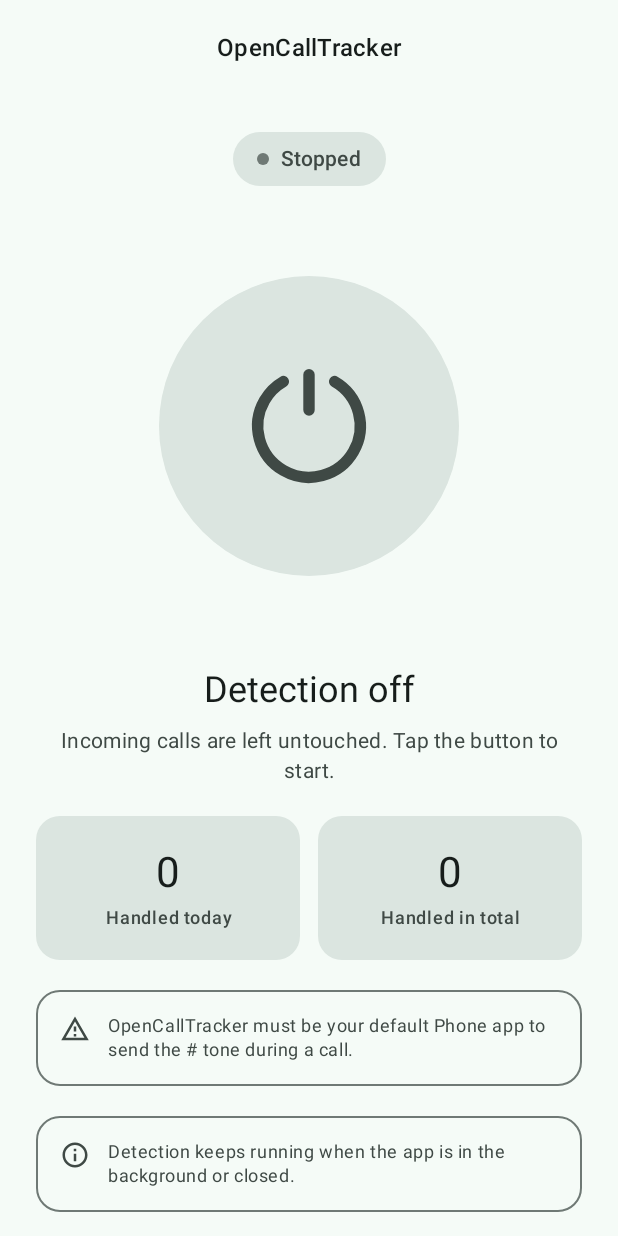
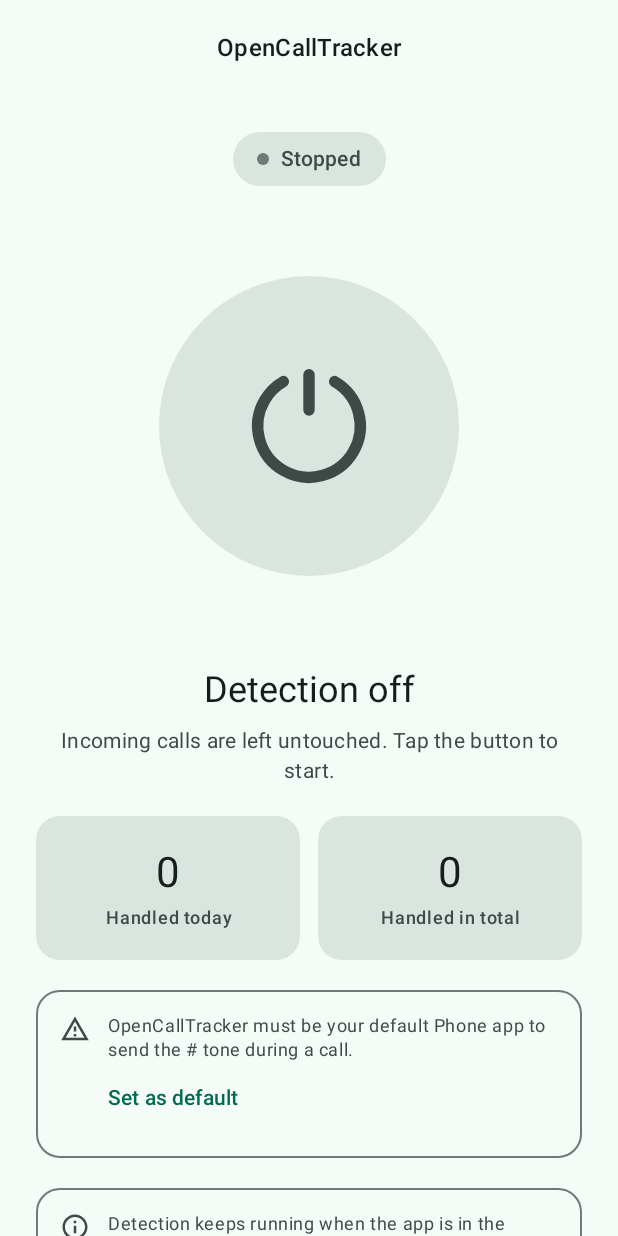
Before and after one commit to Cyber-Avenir/OpenCallTracker-Android, an Android app built with Jetpack Compose: the screen it shows after launch (MainActivity), on a phone screen of 412 x 824 dp. Run offline under Robolectric (Android 15) with nearby library versions, the phone set to English and light mode, and no system bars; our stand-ins replace Room's generated code.

Commit message:
chore: add default dialer role request

```diff
--- /dev/null
+++ b/app/src/main/java/com/example/opencalltracker/data/role/RoleManagerDialerRoleRepository.kt
@@ -0,0 +1,9 @@
+package com.example.opencalltracker.data.role
+
+import android.app.role.RoleManager
+import android.content.Context
+import com.example.opencalltracker.domain.repository.DialerRoleRepository
+
+class RoleManagerDialerRoleRepository(private val context: Context) : DialerRoleRepository {
+    override fun isDefaultDialer(): Boolean = context.getSystemService(RoleManager::class.java).isRoleHeld(RoleManager.ROLE_DIALER)
+}
--- a/app/src/main/java/com/example/opencalltracker/di/AppContainer.kt
+++ b/app/src/main/java/com/example/opencalltracker/di/AppContainer.kt
@@ -4,9 +4,11 @@ import android.content.Context
 import androidx.room.Room
 import com.example.opencalltracker.data.OpenCallTrackerDatabase
 import com.example.opencalltracker.data.history.RoomCallHistoryRepository
+import com.example.opencalltracker.data.role.RoleManagerDialerRoleRepository
 import com.example.opencalltracker.data.settings.DataStoreDetectionSettingsRepository
 import com.example.opencalltracker.domain.repository.CallHistoryRepository
 import com.example.opencalltracker.domain.repository.DetectionSettingsRepository
+import com.example.opencalltracker.domain.repository.DialerRoleRepository
 
 class AppContainer(context: Context) {
     private val database: OpenCallTrackerDatabase =
@@ -15,6 +17,8 @@ class AppContainer(context: Context) {
     val detectionSettingsRepository: DetectionSettingsRepository = DataStoreDetectionSettingsRepository(context)
 
     val callHistoryRepository: CallHistoryRepository = RoomCallHistoryRepository(database.handledCallDao())
+
+    val dialerRoleRepository: DialerRoleRepository = RoleManagerDialerRoleRepository(context)
 }
 
 private const val DATABASE_NAME = "open_call_tracker.db"
--- /dev/null
+++ b/app/src/main/java/com/example/opencalltracker/domain/repository/DialerRoleRepository.kt
@@ -0,0 +1,5 @@
+package com.example.opencalltracker.domain.repository
+
+interface DialerRoleRepository {
+    fun isDefaultDialer(): Boolean
+}
--- a/app/src/main/java/com/example/opencalltracker/ui/main/MainScreen.kt
+++ b/app/src/main/java/com/example/opencalltracker/ui/main/MainScreen.kt
@@ -1,18 +1,36 @@
 package com.example.opencalltracker.ui.main
 
+import androidx.activity.compose.rememberLauncherForActivityResult
+import androidx.activity.result.contract.ActivityResultContracts
 import androidx.compose.runtime.Composable
 import androidx.compose.runtime.getValue
 import androidx.compose.ui.Modifier
+import androidx.compose.ui.platform.LocalContext
+import androidx.lifecycle.Lifecycle
+import androidx.lifecycle.compose.LifecycleEventEffect
 import androidx.lifecycle.compose.collectAsStateWithLifecycle
 import androidx.lifecycle.viewmodel.compose.viewModel
 
 @Composable
 fun MainScreen(modifier: Modifier = Modifier, viewModel: MainViewModel = viewModel(factory = MainViewModel.Factory)) {
     val uiState by viewModel.uiState.collectAsStateWithLifecycle()
+    val context = LocalContext.current
+    val roleRequestLauncher = rememberLauncherForActivityResult(ActivityResultContracts.StartActivityForResult()) {
+        viewModel.refreshDialerRole()
+    }
+
+    val requestDefaultDialerRole: () -> Unit = {
+        roleRequestLauncher.launch(createDialerRoleRequestIntent(context))
+    }
+
+    LifecycleEventEffect(Lifecycle.Event.ON_RESUME) {
+        viewModel.refreshDialerRole()
+    }
 
     MainScreenContent(
         uiState = uiState,
         onDetectionToggled = viewModel::onDetectionToggled,
+        onRequestDefaultDialer = requestDefaultDialerRole,
         modifier = modifier
     )
 }
--- a/app/src/main/java/com/example/opencalltracker/ui/main/MainScreenContent.kt
+++ b/app/src/main/java/com/example/opencalltracker/ui/main/MainScreenContent.kt
@@ -24,7 +24,12 @@ import com.example.opencalltracker.ui.main.components.StatsRow
 import com.example.opencalltracker.ui.theme.OpenCallTrackerTheme
 
 @Composable
-fun MainScreenContent(uiState: MainUiState, onDetectionToggled: () -> Unit, modifier: Modifier = Modifier) {
+fun MainScreenContent(
+    uiState: MainUiState,
+    onDetectionToggled: () -> Unit,
+    onRequestDefaultDialer: () -> Unit,
+    modifier: Modifier = Modifier
+) {
     Scaffold(modifier = modifier.fillMaxSize(), topBar = { MainTopBar() }) { innerPadding ->
         Column(
             modifier = Modifier
@@ -46,7 +51,12 @@ fun MainScreenContent(uiState: MainUiState, onDetectionToggled: () -> Unit, modi
                 handledCallsTotal = uiState.handledCallsTotal
             )
             if (!uiState.isDefaultDialer) {
-                NoticeCard(text = stringResource(R.string.main_notice_default_dialer), iconRes = R.drawable.ic_warning)
+                NoticeCard(
+                    text = stringResource(R.string.main_notice_default_dialer),
+                    iconRes = R.drawable.ic_warning,
+                    actionLabel = stringResource(R.string.main_notice_default_dialer_action),
+                    onActionClick = onRequestDefaultDialer
+                )
             }
             NoticeCard(text = stringResource(R.string.main_notice_background), iconRes = R.drawable.ic_info)
         }
@@ -61,7 +71,7 @@ private val SectionSpacing = 20.dp
 @Composable
 private fun MainScreenContentInactivePreview() {
     OpenCallTrackerTheme {
-        MainScreenContent(uiState = MainUiState(), onDetectionToggled = {})
+        MainScreenContent(uiState = MainUiState(), onDetectionToggled = {}, onRequestDefaultDialer = {})
     }
 }
 
@@ -77,7 +87,8 @@ private fun MainScreenContentActivePreview() {
                 handledCallsTotal = 128,
                 isDefaultDialer = true
             ),
-            onDetectionToggled = {}
+            onDetectionToggled = {},
+            onRequestDefaultDialer = {}
         )
     }
 }
--- a/app/src/main/java/com/example/opencalltracker/ui/main/MainViewModel.kt
+++ b/app/src/main/java/com/example/opencalltracker/ui/main/MainViewModel.kt
@@ -9,10 +9,12 @@ import androidx.lifecycle.viewmodel.viewModelFactory
 import com.example.opencalltracker.OpenCallTrackerApplication
 import com.example.opencalltracker.domain.repository.CallHistoryRepository
 import com.example.opencalltracker.domain.repository.DetectionSettingsRepository
+import com.example.opencalltracker.domain.repository.DialerRoleRepository
 import java.time.LocalDate
 import java.time.ZoneId
 import kotlinx.coroutines.delay
 import kotlinx.coroutines.flow.Flow
+import kotlinx.coroutines.flow.MutableStateFlow
 import kotlinx.coroutines.flow.SharingStarted
 import kotlinx.coroutines.flow.StateFlow
 import kotlinx.coroutines.flow.combine
@@ -22,8 +24,11 @@ import kotlinx.coroutines.launch
 
 class MainViewModel(
     private val detectionSettingsRepository: DetectionSettingsRepository,
+    private val dialerRoleRepository: DialerRoleRepository,
     callHistoryRepository: CallHistoryRepository
 ) : ViewModel() {
+    private val isDefaultDialerState = MutableStateFlow(dialerRoleRepository.isDefaultDialer())
+
     private val secondTicks: Flow<Unit> = flow {
         while (true) {
             emit(Unit)
@@ -35,13 +40,15 @@ class MainViewModel(
         detectionSettingsRepository.observeDetectionState(),
         callHistoryRepository.observeHandledCallCountSince(startOfTodayMillis()),
         callHistoryRepository.observeHandledCallCount(),
+        isDefaultDialerState,
         secondTicks
-    ) { detectionState, handledCallsToday, handledCallsTotal, _ ->
+    ) { detectionState, handledCallsToday, handledCallsTotal, isDefaultDialer, _ ->
         MainUiState(
             isDetectionEnabled = detectionState.isEnabled,
             activeDurationSeconds = elapsedSecondsSince(detectionState.enabledAt),
             handledCallsToday = handledCallsToday,
-            handledCallsTotal = handledCallsTotal
+            handledCallsTotal = handledCallsTotal,
+            isDefaultDialer = isDefaultDialer
         )
     }.stateIn(
         scope = viewModelScope,
@@ -55,11 +62,19 @@ class MainViewModel(
         }
     }
 
+    fun refreshDialerRole() {
+        isDefaultDialerState.value = dialerRoleRepository.isDefaultDialer()
+    }
+
     companion object {
         val Factory: ViewModelProvider.Factory = viewModelFactory {
             initializer {
                 val container = (this[APPLICATION_KEY] as OpenCallTrackerApplication).container
-                MainViewModel(container.detectionSettingsRepository, container.callHistoryRepository)
+                MainViewModel(
+                    detectionSettingsRepository = container.detectionSettingsRepository,
+                    dialerRoleRepository = container.dialerRoleRepository,
+                    callHistoryRepository = container.callHistoryRepository
+                )
             }
         }
     }
--- a/app/src/main/java/com/example/opencalltracker/ui/main/components/NoticeCard.kt
+++ b/app/src/main/java/com/example/opencalltracker/ui/main/components/NoticeCard.kt
@@ -3,6 +3,8 @@ package com.example.opencalltracker.ui.main.components
 import androidx.annotation.DrawableRes
 import androidx.compose.foundation.BorderStroke
 import androidx.compose.foundation.layout.Arrangement
+import androidx.compose.foundation.layout.Column
+import androidx.compose.foundation.layout.PaddingValues
 import androidx.compose.foundation.layout.Row
 import androidx.compose.foundation.layout.fillMaxWidth
 import androidx.compose.foundation.layout.padding
@@ -11,6 +13,7 @@ import androidx.compose.material3.Icon
 import androidx.compose.material3.MaterialTheme
 import androidx.compose.material3.Surface
 import androidx.compose.material3.Text
+import androidx.compose.material3.TextButton
 import androidx.compose.runtime.Composable
 import androidx.compose.ui.Modifier
 import androidx.compose.ui.graphics.Color
@@ -18,7 +21,13 @@ import androidx.compose.ui.res.painterResource
 import androidx.compose.ui.unit.dp
 
 @Composable
-fun NoticeCard(text: String, @DrawableRes iconRes: Int, modifier: Modifier = Modifier) {
+fun NoticeCard(
+    text: String,
+    @DrawableRes iconRes: Int,
+    modifier: Modifier = Modifier,
+    actionLabel: String? = null,
+    onActionClick: (() -> Unit)? = null
+) {
     Surface(
         modifier = modifier.fillMaxWidth(),
         shape = MaterialTheme.shapes.large,
@@ -35,11 +44,18 @@ fun NoticeCard(text: String, @DrawableRes iconRes: Int, modifier: Modifier = Mod
                 tint = MaterialTheme.colorScheme.onSurfaceVariant,
                 modifier = Modifier.size(IconSize)
             )
-            Text(
-                text = text,
-                style = MaterialTheme.typography.bodySmall,
-                color = MaterialTheme.colorScheme.onSurfaceVariant
-            )
+            Column {
+                Text(
+                    text = text,
+                    style = MaterialTheme.typography.bodySmall,
+                    color = MaterialTheme.colorScheme.onSurfaceVariant
+                )
+                if (actionLabel != null && onActionClick != null) {
+                    TextButton(onClick = onActionClick, contentPadding = ActionPadding) {
+                        Text(text = actionLabel, style = MaterialTheme.typography.labelLarge)
+                    }
+                }
+            }
         }
     }
 }
@@ -48,3 +64,4 @@ private val BorderWidth = 1.dp
 private val CardPadding = 16.dp
 private val IconSpacing = 12.dp
 private val IconSize = 20.dp
+private val ActionPadding = PaddingValues(vertical = 4.dp)
--- a/app/src/main/res/values/strings.xml
+++ b/app/src/main/res/values/strings.xml
@@ -11,5 +11,6 @@
     <string name="main_stat_today">Handled today</string>
     <string name="main_stat_total">Handled in total</string>
     <string name="main_notice_default_dialer">OpenCallTracker must be your default Phone app to send the # tone during a call.</string>
+    <string name="main_notice_default_dialer_action">Set as default</string>
     <string name="main_notice_background">Detection keeps running when the app is in the background or closed.</string>
 </resources>
```
Also changed, not shown: app/src/main/AndroidManifest.xml (+14 -3 lines), app/src/main/java/com/example/opencalltracker/ui/main/DialerRoleRequestIntent.kt (added, +7 -0 lines).
